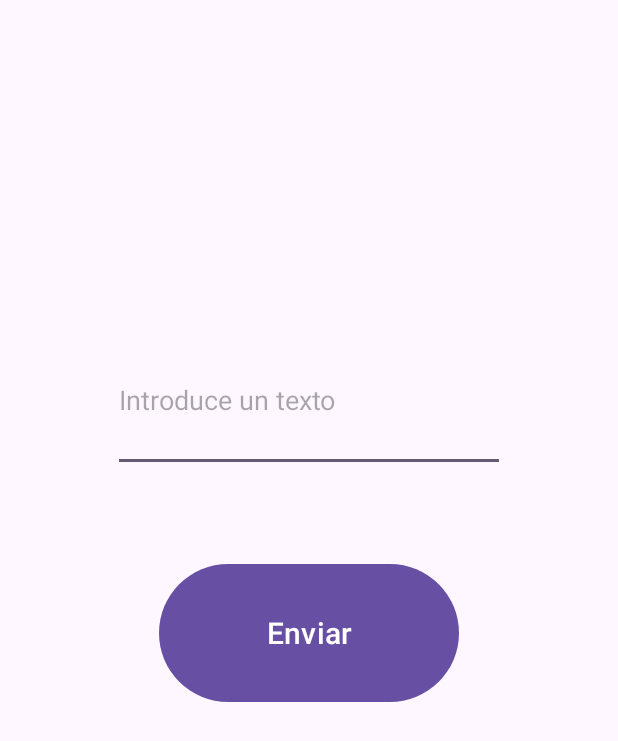
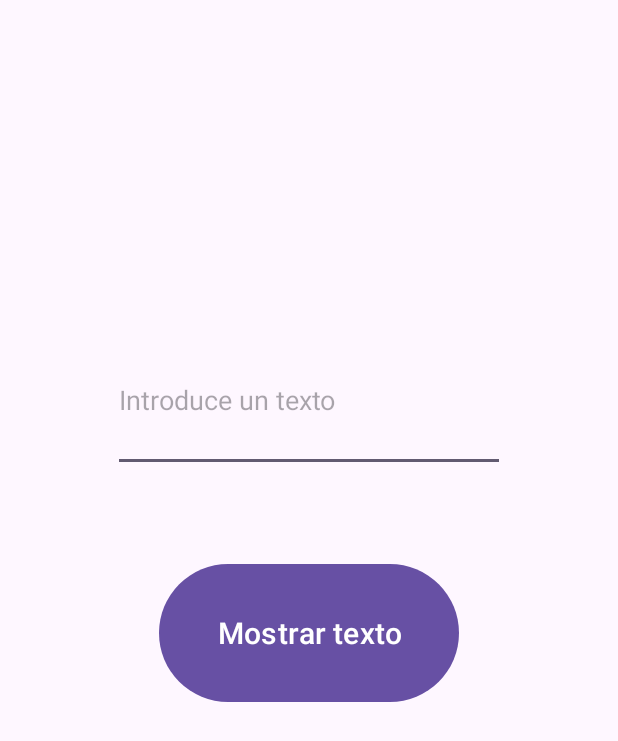
Before and after one commit to zemanue/Android-Studio-Digitech, an Android app: the screen it shows after launch (MainActivity), on a phone screen of 412 x 824 dp. Shown: the top 741 px of the screen. Run offline under Robolectric (Android 15) with nearby library versions, the phone set to English and light mode, and no system bars.

Commit message:
Update MainActivity.java and activity_main.xml
- Button text changed
- If the edit text is empty, the Toast indicates that a text should be introduced

```diff
--- a/app/src/main/res/layout/activity_main.xml
+++ b/app/src/main/res/layout/activity_main.xml
@@ -11,7 +11,7 @@
         android:id="@+id/sendInputButton"
         android:layout_width="200dp"
         android:layout_height="100dp"
-        android:text="Enviar"
+        android:text="Mostrar texto"
         android:textSize="20sp"
         app:layout_constraintBottom_toBottomOf="parent"
         app:layout_constraintEnd_toEndOf="parent"
```
Also changed, not shown: app/src/main/java/com/example/tareaelementostipotexto/MainActivity.java (+7 -2 lines).
